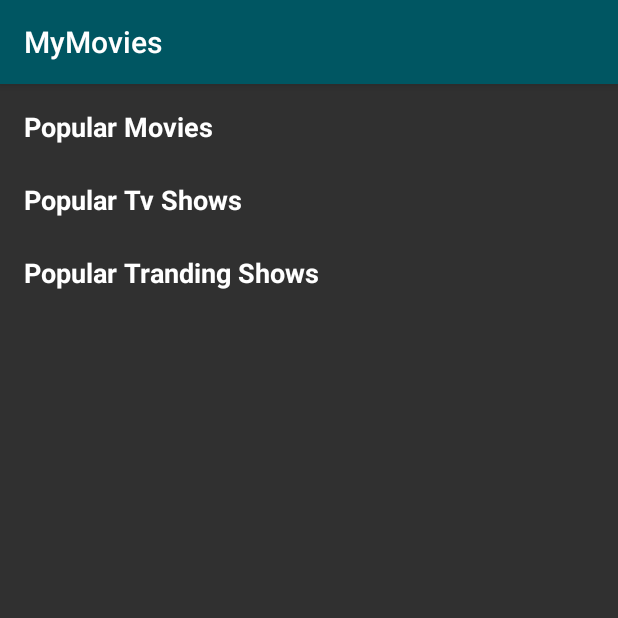
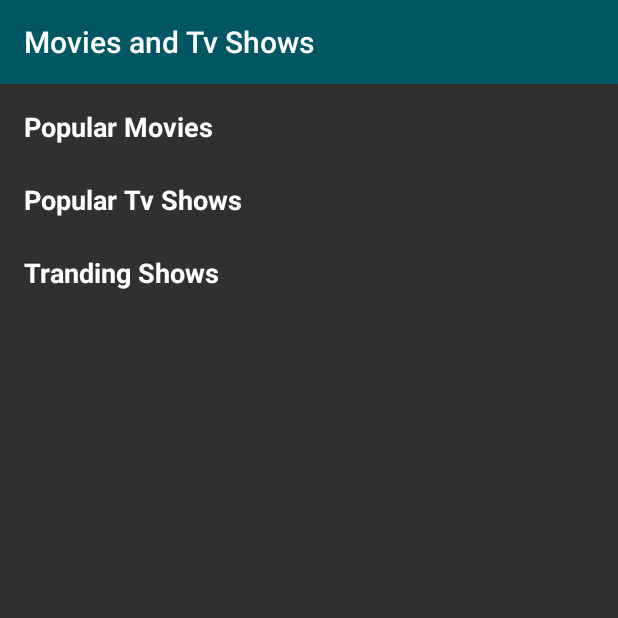
Before and after one commit to Pallabi-ghosh/android-movie-app, an Android app: the screen it shows after launch (MainActivity), on a phone screen of 412 x 824 dp, the top half of it. Run offline under Robolectric (Android 15) with nearby library versions, the phone set to English and light mode, and no system bars; pictures from the network do not load; 1 statement that could not run was skipped.

```diff
--- a/app/src/main/res/layout/activity_main.xml
+++ b/app/src/main/res/layout/activity_main.xml
@@ -52,7 +52,7 @@
         android:layout_marginStart="16dp"
         android:layout_marginTop="16dp"
         android:layout_marginEnd="16dp"
-        android:text="Popular Tranding Shows"
+        android:text="Tranding Shows"
         android:textColor="@android:color/white"
         android:textSize="18sp"
         android:textStyle="bold" />
--- a/app/src/main/res/values/colors.xml
+++ b/app/src/main/res/values/colors.xml
@@ -4,5 +4,5 @@
     <color name="colorAccent">#FF5252</color>
     <color name="colorTextPrimary">#FFFFFF</color>
     <color name="colorTextSecondary">#DDDDDD</color>
-    <color name="translucentBackground">#ED000000</color>
+    <color name="ic_launcher_background">#4fb3bf</color>
 </resources>
--- a/app/src/main/res/values/strings.xml
+++ b/app/src/main/res/values/strings.xml
@@ -1,5 +1,6 @@
 <resources>
-    <string name="app_name">MyMovies</string>
+    <string name="app_name">Movies and Tv Shows</string>
+    <string name="action_refresh">Refresh</string>
     <string name="popular">Popular</string>
     <string name="most_popular_movies">Most popular movies</string>
     <string name="error_fetch_movies">Please check your internet connection</string>
@@ -15,7 +16,7 @@
     <string name="upcoming_tv_shows">Upcoming</string>
     <string name="stay_updated_tv_shows">Stay updated with the latest tv shows</string>
 
-    <string name="most_popular_trending_shows">Most popular trending shows</string>
+    <string name="most_popular_trending_shows">Trending shows</string>
     <string name="error_fetch_trending_shows">Please check your internet connection</string>
     <string name="top_rated_trending_shows">Top Rated</string>
     <string name="highest_rated_trending_shows">Highest rated trending shows of all time</string>
```
Also changed, not shown: 1 other file.
